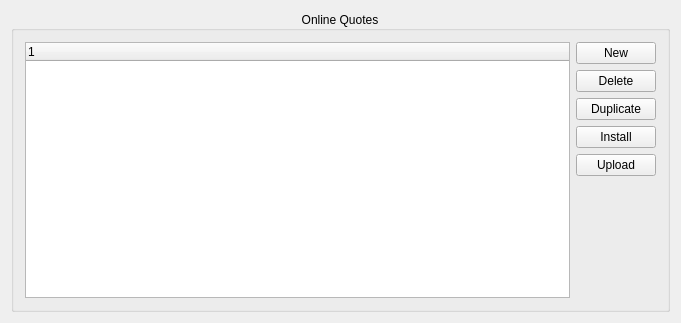
Qt form src/alkonlinequotes.ui (KDE/alkimia) before a commit.
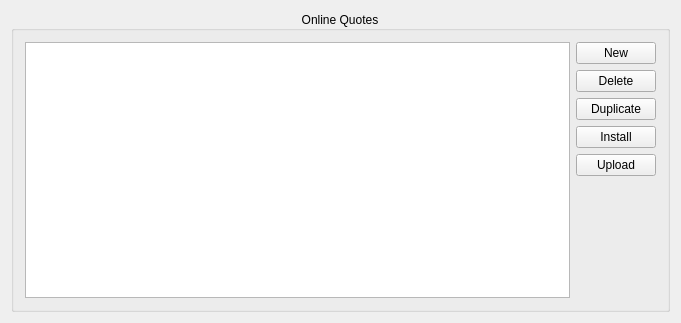
The same form after that commit. Icons and pictures are not drawn. Custom widgets are drawn as their Qt base class.

Commit message:
class AlkOnlineQuotesWidget: use QTableView
For this support the new class AlkOnlineQuotesModel has been added.

The edit to the form file:
```diff
--- a/src/alkonlinequotes.ui
+++ b/src/alkonlinequotes.ui
@@ -38,13 +38,7 @@
       <item>
        <layout class="QHBoxLayout" name="horizontalLayout">
         <item>
-         <widget class="QTreeWidget" name="m_quoteSourceList">
-          <column>
-           <property name="text">
-            <string notr="true">1</string>
-           </property>
-          </column>
-         </widget>
+         <widget class="QTableView" name="m_quoteSourceList"/>
         </item>
         <item>
          <layout class="QVBoxLayout" name="verticalLayout">
```
The commit also changes 6 other files.
